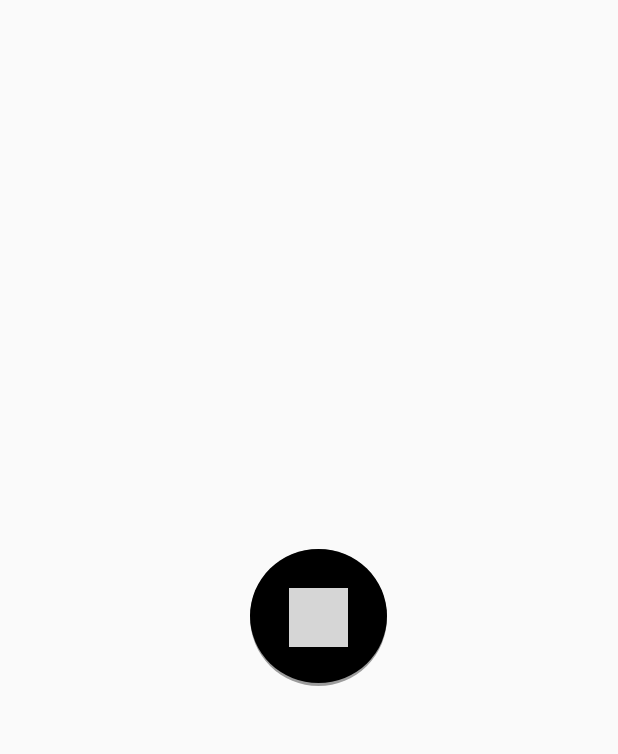
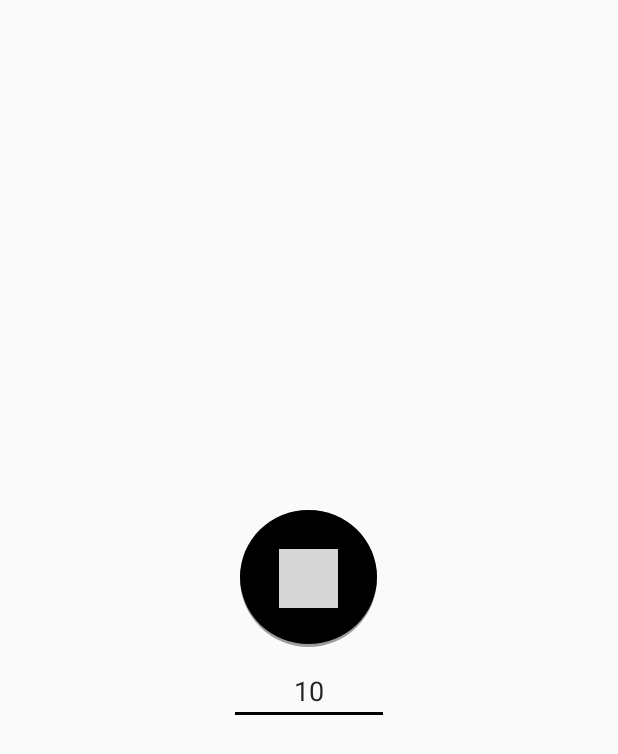
Before and after one commit to paulknulst/VideoTrimmer, an Android app: the screen it shows after launch (MainActivity), after a tap on an icon or button, on a phone screen of 412 x 824 dp. Shown: the top 754 px of the screen. Run offline under Robolectric (Android 15) with nearby library versions, the phone set to English and light mode, and no system bars; our stand-ins replace sdp/ssp sizes; grey boxes are pictures that could not be loaded.

Commit message:
argument value in text edit is passed onto TrimmerActivity

```diff
--- a/trimcrop/src/main/java/com/video/trimcrop/MainActivity.kt
+++ b/trimcrop/src/main/java/com/video/trimcrop/MainActivity.kt
@@ -4,6 +4,7 @@ import android.app.Activity
 import android.content.Intent
 import android.net.Uri
 import android.os.Bundle
+import android.widget.EditText
 import android.widget.Toast
 import com.video.editor.utils.FileUtils
 import kotlinx.android.synthetic.main.activity_main.*
@@ -50,8 +51,12 @@ class MainActivity : PermActivity() {
     }
 
     private fun startTrimActivity(uri: Uri) {
+        val segmentLengthInput = findViewById<EditText>(R.id.segmentLengthInput)
+        val segmentLength = segmentLengthInput.text.toString().toInt()
+
         val intent = Intent(this, TrimmerActivity::class.java)
         intent.putExtra(EXTRA_VIDEO_PATH, FileUtils.getPath(this, uri))
+        intent.putExtra("segmentLength", segmentLength)
         startActivity(intent)
     }
 
--- a/trimcrop/src/main/res/layout/activity_main.xml
+++ b/trimcrop/src/main/res/layout/activity_main.xml
@@ -4,14 +4,13 @@
     android:layout_width="match_parent"
     android:layout_height="match_parent"
     android:gravity="center"
-    android:orientation="horizontal"
+    android:orientation="vertical"
     android:padding="16dp">
 
     <FrameLayout
         android:id="@+id/trimmerButton"
         android:layout_width="@dimen/_70sdp"
         android:layout_height="@dimen/_70sdp"
-        android:layout_marginStart="@dimen/_10sdp"
         android:background="@drawable/background_button">
 
         <ImageView
@@ -23,4 +22,14 @@
             tools:ignore="ContentDescription" />
     </FrameLayout>
 
+    <EditText
+        android:id="@+id/segmentLengthInput"
+        android:layout_width="wrap_content"
+        android:layout_height="wrap_content"
+        android:layout_marginTop="@dimen/_5sdp"
+        android:inputType="number"
+        android:textAlignment="center"
+        android:hint="Segment length (5-60)"
+        android:ems="5"
+        android:text="10" />
 </LinearLayout>
```
